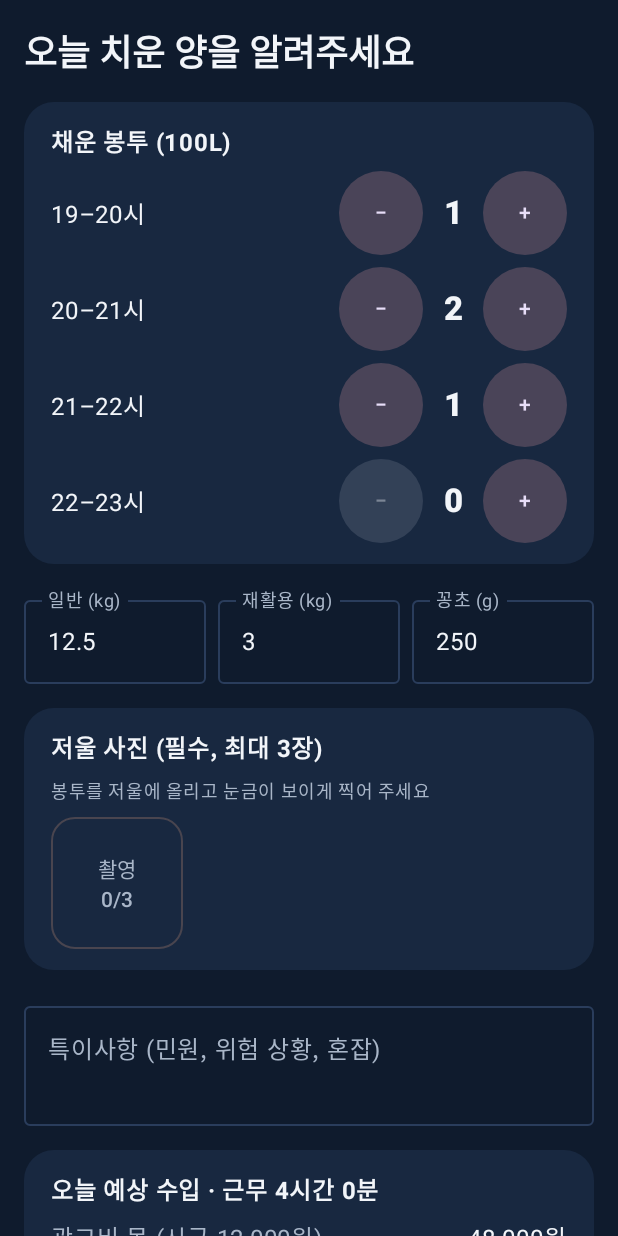
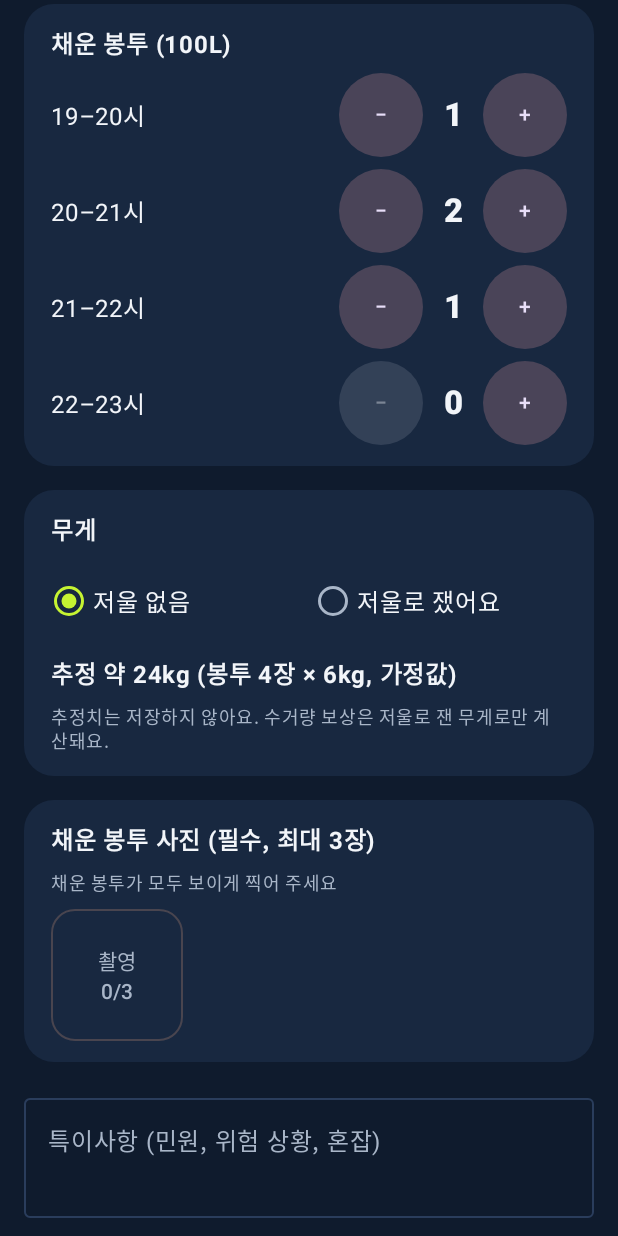
Before and after one commit to koolunkle/alley-glow, an Android app built with Jetpack Compose: the @Preview function CollectionScreenPreview, on a phone screen of 412 x 824 dp. Run offline under Robolectric (Android 15) with nearby library versions, the phone set to English and light mode, and no system bars; libraries missing offline, so code that uses them is left out: androidx.hilt.lifecycle.

Commit message:
feat: 근무 종료 무게를 선택 입력으로, 사진 방향 보정
- 저울 사용 여부 선택(기본 저울 없음), 저울 없으면 봉투 수 × 6kg(가정값) 추정치만 표시하고 저장하지 않음
- 저울 사용 시에만 종류별 무게 입력과 꽁초 보상 계산, 사진은 두 경우 모두 1~3장 필수
- collections.weighed 추가, 사진 경로를 photo_paths·photo-{n}.jpg로 변경
- EXIF 방향 반영 디코딩(decodeUpright)을 업로드와 썸네일이 함께 사용
- 상인 리포트 수거량 설명을 저울로 잰 양으로 수정

```diff
--- a/app/src/main/java/com/example/nightclean/data/repository/ShiftRepositoryImpl.kt
+++ b/app/src/main/java/com/example/nightclean/data/repository/ShiftRepositoryImpl.kt
@@ -17,8 +17,8 @@ class ShiftRepositoryImpl @Inject constructor(
     // 근무 → 사진 → 수거량 순서(collections가 shifts를 참조하고 사진 경로를 담음)
     override suspend fun finishShift(record: ShiftRecord): Result<Unit> = try {
         remote.upsertShift(record.toShiftDto())
-        val photoPaths = record.scalePhotos.mapIndexed { i, local ->
-            photos.upload(local, "${record.shiftId}/scale-${i + 1}.jpg")
+        val photoPaths = record.photos.mapIndexed { i, local ->
+            photos.upload(local, "${record.shiftId}/photo-${i + 1}.jpg")
         }
         remote.insertCollection(record.toCollectionDto(photoPaths))
         Result.success(Unit)
--- a/app/src/main/java/com/example/nightclean/ui/collection/CollectionRoute.kt
+++ b/app/src/main/java/com/example/nightclean/ui/collection/CollectionRoute.kt
@@ -1,6 +1,5 @@
 package com.example.nightclean.ui.collection
 
-import android.graphics.BitmapFactory
 import androidx.activity.compose.rememberLauncherForActivityResult
 import androidx.activity.result.contract.ActivityResultContracts
 import androidx.compose.foundation.Image
@@ -18,6 +17,8 @@ import androidx.compose.foundation.layout.padding
 import androidx.compose.foundation.layout.size
 import androidx.compose.foundation.layout.widthIn
 import androidx.compose.foundation.rememberScrollState
+import androidx.compose.foundation.selection.selectable
+import androidx.compose.foundation.selection.selectableGroup
 import androidx.compose.foundation.shape.RoundedCornerShape
 import androidx.compose.foundation.text.KeyboardOptions
 import androidx.compose.foundation.verticalScroll
@@ -28,6 +29,7 @@ import androidx.compose.material3.HorizontalDivider
 import androidx.compose.material3.MaterialTheme
 import androidx.compose.material3.OutlinedButton
 import androidx.compose.material3.OutlinedTextField
+import androidx.compose.material3.RadioButton
 import androidx.compose.material3.TextButton
 import androidx.compose.material3.Scaffold
 import androidx.compose.material3.Text
@@ -45,6 +47,7 @@ import androidx.compose.ui.graphics.ImageBitmap
 import androidx.compose.ui.graphics.asImageBitmap
 import androidx.compose.ui.layout.ContentScale
 import androidx.compose.ui.platform.LocalContext
+import androidx.compose.ui.semantics.Role
 import androidx.compose.ui.semantics.contentDescription
 import androidx.compose.ui.semantics.semantics
 import androidx.compose.ui.text.font.FontWeight
@@ -58,8 +61,11 @@ import androidx.lifecycle.compose.collectAsStateWithLifecycle
 import com.example.nightclean.domain.model.BAG_SLOT_HOURS
 import com.example.nightclean.domain.model.BUTT_REWARD_WON_PER_GRAM
 import com.example.nightclean.domain.model.HOURLY_WAGE_WON
-import com.example.nightclean.domain.model.MAX_SCALE_PHOTOS
+import com.example.nightclean.domain.model.KG_PER_BAG_ESTIMATE
+import com.example.nightclean.domain.model.MAX_PHOTOS
+import com.example.nightclean.domain.model.estimateKgFromBags
 import com.example.nightclean.domain.model.estimateIncome
+import com.example.nightclean.image.decodeUpright
 import com.example.nightclean.ui.theme.NightCleanTheme
 import kotlinx.coroutines.Dispatchers
 import kotlinx.coroutines.withContext
@@ -80,7 +86,7 @@ fun CollectionRoute(
     val takePicture = rememberLauncherForActivityResult(ActivityResultContracts.TakePicture()) { saved ->
         val path = pendingPhoto ?: return@rememberLauncherForActivityResult
         pendingPhoto = null
-        if (saved) viewModel.addScalePhoto(path) else File(path).delete()
+        if (saved) viewModel.addPhoto(path) else File(path).delete()
     }
     (uiState as? CollectionUiState.Editing)?.let { editing ->
         CollectionScreen(
@@ -91,13 +97,14 @@ fun CollectionRoute(
             onRecycleKgChange = viewModel::changeRecycleKg,
             onButtsGChange = viewModel::changeButtsG,
             onNoteChange = viewModel::changeNote,
-            onTakeScalePhoto = {
+            onWeighedChange = viewModel::setWeighed,
+            onTakePhoto = {
                 // 시스템 카메라로만 촬영(갤러리 선택 불가). 파일은 캐시의 photos/에
-                val file = File(File(context.cacheDir, "photos").apply { mkdirs() }, "scale-${System.currentTimeMillis()}.jpg")
+                val file = File(File(context.cacheDir, "photos").apply { mkdirs() }, "photo-${System.currentTimeMillis()}.jpg")
                 pendingPhoto = file.path
                 takePicture.launch(FileProvider.getUriForFile(context, "${context.packageName}.fileprovider", file))
             },
-            onRemoveScalePhoto = viewModel::removeScalePhoto,
+            onRemovePhoto = viewModel::removePhoto,
             onSubmit = viewModel::submit,
         )
     }
@@ -112,8 +119,9 @@ fun CollectionScreen(
     onRecycleKgChange: (String) -> Unit,
     onButtsGChange: (String) -> Unit,
     onNoteChange: (String) -> Unit,
-    onTakeScalePhoto: () -> Unit,
-    onRemoveScalePhoto: (Int) -> Unit,
+    onWeighedChange: (Boolean) -> Unit,
+    onTakePhoto: () -> Unit,
+    onRemovePhoto: (Int) -> Unit,
     onSubmit: () -> Unit,
 ) {
     val form = uiState.form
@@ -137,31 +145,52 @@ fun CollectionScreen(
                 }
             }
 
-            Row(horizontalArrangement = Arrangement.spacedBy(8.dp)) {
-                WeightField("일반 (kg)", form.generalKg, enabled, onGeneralKgChange, Modifier.weight(1f))
-                WeightField("재활용 (kg)", form.recycleKg, enabled, onRecycleKgChange, Modifier.weight(1f))
-                WeightField("꽁초 (g)", form.buttsG, enabled, onButtsGChange, Modifier.weight(1f))
+            Section {
+                Text("무게", fontWeight = FontWeight.Bold)
+                Row(Modifier.selectableGroup(), horizontalArrangement = Arrangement.spacedBy(8.dp)) {
+                    WeighChoice("저울 없음", selected = !form.weighed, enabled, Modifier.weight(1f)) { onWeighedChange(false) }
+                    WeighChoice("저울로 쟀어요", selected = form.weighed, enabled, Modifier.weight(1f)) { onWeighedChange(true) }
+                }
+                if (form.weighed) {
+                    Row(horizontalArrangement = Arrangement.spacedBy(8.dp)) {
+                        WeightField("일반 (kg)", form.generalKg, enabled, onGeneralKgChange, Modifier.weight(1f))
+                        WeightField("재활용 (kg)", form.recycleKg, enabled, onRecycleKgChange, Modifier.weight(1f))
+                        WeightField("꽁초 (g)", form.buttsG, enabled, onButtsGChange, Modifier.weight(1f))
+                    }
+                } else {
+                    val bags = form.bags.sum()
+                    Text(
+                        "추정 약 ${formatKg(estimateKgFromBags(bags))}kg (봉투 ${bags}장 × ${formatKg(KG_PER_BAG_ESTIMATE)}kg, 가정값)",
+                        fontWeight = FontWeight.Bold,
+                    )
+                    Text(
+                        "추정치는 저장하지 않아요. 수거량 보상은 저울로 잰 무게로만 계산돼요.",
+                        style = MaterialTheme.typography.bodySmall,
+                        color = MaterialTheme.colorScheme.onSurfaceVariant,
+                    )
+                }
             }
 
             Section {
-                Text("저울 사진 (필수, 최대 ${MAX_SCALE_PHOTOS}장)", fontWeight = FontWeight.Bold)
+                val what = if (form.weighed) "저울" else "채운 봉투"
+                Text("$what 사진 (필수, 최대 ${MAX_PHOTOS}장)", fontWeight = FontWeight.Bold)
                 Text(
-                    "봉투를 저울에 올리고 눈금이 보이게 찍어 주세요",
+                    if (form.weighed) "봉투를 저울에 올리고 눈금이 보이게 찍어 주세요" else "채운 봉투가 모두 보이게 찍어 주세요",
                     style = MaterialTheme.typography.bodySmall,
                     color = MaterialTheme.colorScheme.onSurfaceVariant,
                 )
                 Row(horizontalArrangement = Arrangement.spacedBy(8.dp)) {
-                    form.scalePhotos.forEachIndexed { index, path ->
-                        PhotoThumb(path, "저울 사진 ${index + 1}", enabled) { onRemoveScalePhoto(index) }
+                    form.photos.forEachIndexed { index, path ->
+                        PhotoThumb(path, "$what 사진 ${index + 1}", enabled) { onRemovePhoto(index) }
                     }
-                    if (form.scalePhotos.size < MAX_SCALE_PHOTOS) {
+                    if (form.photos.size < MAX_PHOTOS) {
                         OutlinedButton(
-                            onClick = onTakeScalePhoto,
+                            onClick = onTakePhoto,
                             enabled = enabled,
                             shape = RoundedCornerShape(16.dp),
                             contentPadding = PaddingValues(0.dp),
                             modifier = Modifier.size(88.dp),
-                        ) { Text("촬영\n${form.scalePhotos.size}/${MAX_SCALE_PHOTOS}", textAlign = TextAlign.Center) }
+                        ) { Text("촬영\n${form.photos.size}/${MAX_PHOTOS}", textAlign = TextAlign.Center) }
                     }
                 }
             }
@@ -175,11 +204,12 @@ fun CollectionScreen(
                 modifier = Modifier.fillMaxWidth(),
             )
 
-            val income = estimateIncome(workedMinutes, form.buttsG.toWeight(Double.MAX_VALUE) ?: 0.0)
+            val buttsG = if (form.weighed) form.buttsG.toWeight(Double.MAX_VALUE) ?: 0.0 else 0.0
+            val income = estimateIncome(workedMinutes, buttsG)
             Section {
                 Text("오늘 예상 수입 · 근무 ${workedMinutes / 60}시간 ${workedMinutes % 60}분", fontWeight = FontWeight.Bold)
                 IncomeRow("광고비 몫 (시급 ${HOURLY_WAGE_WON.won()})", income.wage)
-                IncomeRow("꽁초 보상 (제도 도입 시, 1g당 ${BUTT_REWARD_WON_PER_GRAM}원)", income.buttReward)
+                IncomeRow("꽁초 보상 (저울 사용·제도 도입 시, 1g당 ${BUTT_REWARD_WON_PER_GRAM}원)", income.buttReward)
                 HorizontalDivider()
                 IncomeRow("합계", income.total, bold = true)
             }
@@ -237,12 +267,12 @@ private fun BagStepper(label: String, count: Int, enabled: Boolean, onChange: (I
     }
 }
 
-/** 촬영한 사진 미리보기. 원본을 작게 디코딩(IO 스레드) */
+/** 촬영한 사진 미리보기. EXIF 방향을 반영해 작게 디코딩(IO 스레드) */
 @Composable
 private fun PhotoThumb(path: String, label: String, enabled: Boolean, onRemove: () -> Unit) {
     val image by produceState<ImageBitmap?>(null, path) {
         value = withContext(Dispatchers.IO) {
-            BitmapFactory.decodeFile(path, BitmapFactory.Options().apply { inSampleSize = 16 })?.asImageBitmap()
+            decodeUpright(path, maxSide = 264)?.asImageBitmap()
         }
     }
     Column(horizontalAlignment = Alignment.CenterHorizontally) {
@@ -252,6 +282,23 @@ private fun PhotoThumb(path: String, label: String, enabled: Boolean, onRemove:
         TextButton(onClick = onRemove, enabled = enabled) { Text("삭제") }
     }
 }
+
+/** 저울 사용 여부 선택(라디오 그룹) */
+@Composable
+private fun WeighChoice(label: String, selected: Boolean, enabled: Boolean, modifier: Modifier, onSelect: () -> Unit) {
+    Row(
+        modifier
+            .height(56.dp)
+            .selectable(selected = selected, enabled = enabled, role = Role.RadioButton, onClick = onSelect),
+        verticalAlignment = Alignment.CenterVertically,
+    ) {
+        RadioButton(selected = selected, onClick = null, enabled = enabled)
+        Text(label, modifier = Modifier.padding(start = 4.dp))
+    }
+}
+
+/** 소수점 아래가 0이면 정수로(18.0 → 18) */
+private fun formatKg(kg: Double): String = if (kg % 1.0 == 0.0) kg.toLong().toString() else "%.1f".format(kg)
 
 @Composable
 private fun WeightField(label: String, value: String, enabled: Boolean, onChange: (String) -> Unit, modifier: Modifier) {
@@ -287,7 +334,7 @@ private fun CollectionScreenPreview() {
             ),
             workedMinutes = 240,
             onChangeBags = { _, _ -> }, onGeneralKgChange = {}, onRecycleKgChange = {}, onButtsGChange = {},
-            onNoteChange = {}, onTakeScalePhoto = {}, onRemoveScalePhoto = {}, onSubmit = {},
+            onNoteChange = {}, onWeighedChange = {}, onTakePhoto = {}, onRemovePhoto = {}, onSubmit = {},
         )
     }
 }
--- a/app/src/main/java/com/example/nightclean/ui/collection/CollectionUiState.kt
+++ b/app/src/main/java/com/example/nightclean/ui/collection/CollectionUiState.kt
@@ -5,12 +5,14 @@ import com.example.nightclean.domain.model.BAG_SLOT_HOURS
 /** 입력 중인 값. 무게는 입력 그대로의 문자열 */
 data class CollectionForm(
     val bags: List<Int> = List(BAG_SLOT_HOURS.size) { 0 },
+    /** 저울로 쟀는지. 아니면 무게 칸 없이 봉투 수로만 기록 */
+    val weighed: Boolean = false,
     val generalKg: String = "",
     val recycleKg: String = "",
     val buttsG: String = "",
     val note: String = "",
-    /** 저울 사진의 기기 내 파일 경로 */
-    val scalePhotos: List<String> = emptyList(),
+    /** 근무 종료 사진(저울 눈금 또는 채운 봉투)의 기기 내 파일 경로 */
+    val photos: List<String> = emptyList(),
 )
 
 sealed interface CollectionUiState {
--- a/app/src/main/java/com/example/nightclean/ui/shopreport/ShopReportRoute.kt
+++ b/app/src/main/java/com/example/nightclean/ui/shopreport/ShopReportRoute.kt
@@ -94,7 +94,7 @@ private fun Report(uiState: ShopReportUiState.Success, onAddGuest: () -> Unit) {
     }
     Row(horizontalArrangement = Arrangement.spacedBy(8.dp)) {
         Metric("청소한 밤", "${report.nights}회", "가게 앞 체크인 기준", Modifier.weight(1f))
-        Metric("치운 쓰레기", "${formatKg(report.collectedKg)}kg", "들른 근무의 전체 수거량", Modifier.weight(1f))
+        Metric("치운 쓰레기", "${formatKg(report.collectedKg)}kg", "들른 근무 중 저울로 잰 양", Modifier.weight(1f))
     }
 
     Row(
```
Also changed, not shown: app/src/main/java/com/example/nightclean/data/remote/PhotoRemoteDataSource.kt (+3 -24 lines), app/src/main/java/com/example/nightclean/data/remote/dto/ShiftDto.kt (+12 -9 lines), app/src/main/java/com/example/nightclean/domain/model/ShiftRecord.kt (+13 -6 lines), app/src/main/java/com/example/nightclean/image/UprightBitmap.kt (added, +35 -0 lines), app/src/main/java/com/example/nightclean/ui/collection/CollectionViewModel.kt (+17 -10 lines), 1 other file.
